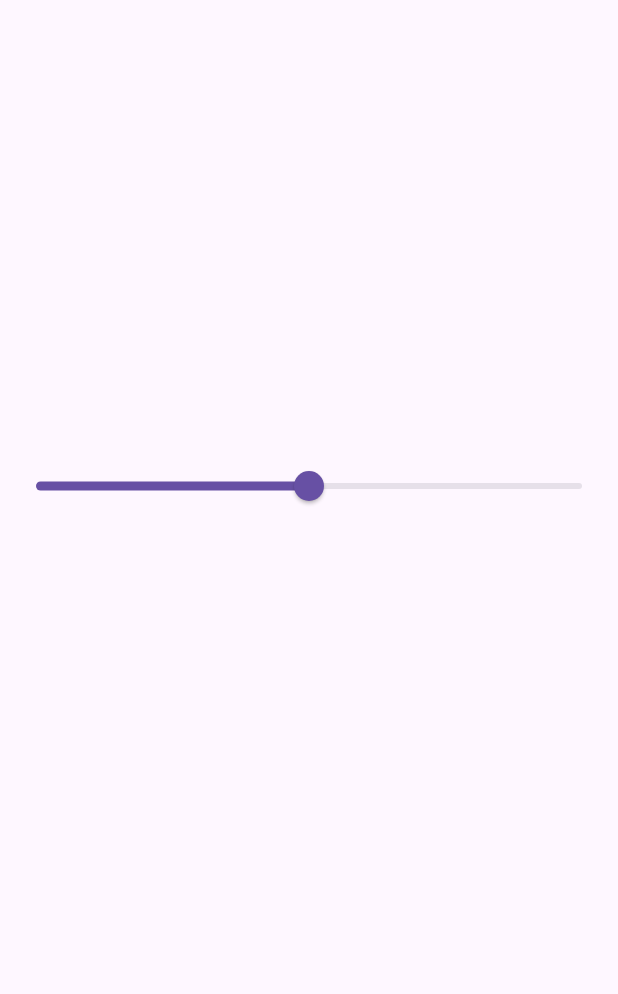
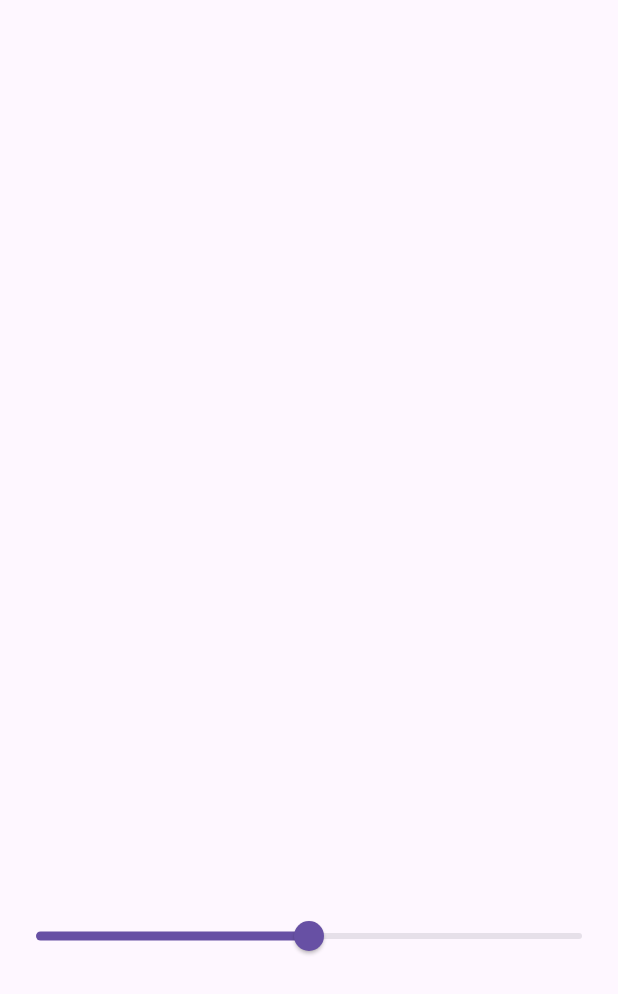
Before and after one commit to tinashemahwenda/slider_app, a Flutter app: the screen it shows after launch, on a phone screen of 412 x 824 dp. Shown: the top 994 px of the screen. Run offline on Flutter 3.47's test engine with Material 3 defaults, Android fonts, the phone set to English and light mode, and no system bars.

Commit message:
Added more padding onto slider

```diff
--- a/lib/main.dart
+++ b/lib/main.dart
@@ -30,7 +30,7 @@ class _HomeScreenState extends State<HomeScreen> {
         body: Column(
       children: [
         SizedBox(
-          height: 300,
+          height: 600,
         ),
         Slider(
           value: _moodValue,
```
